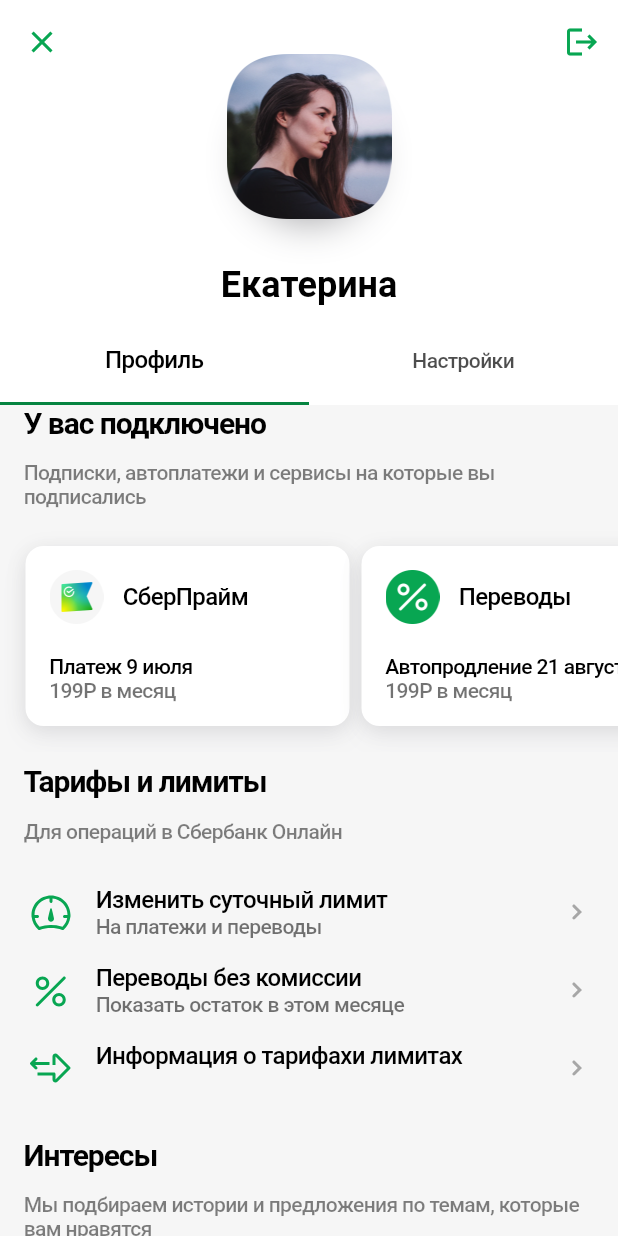
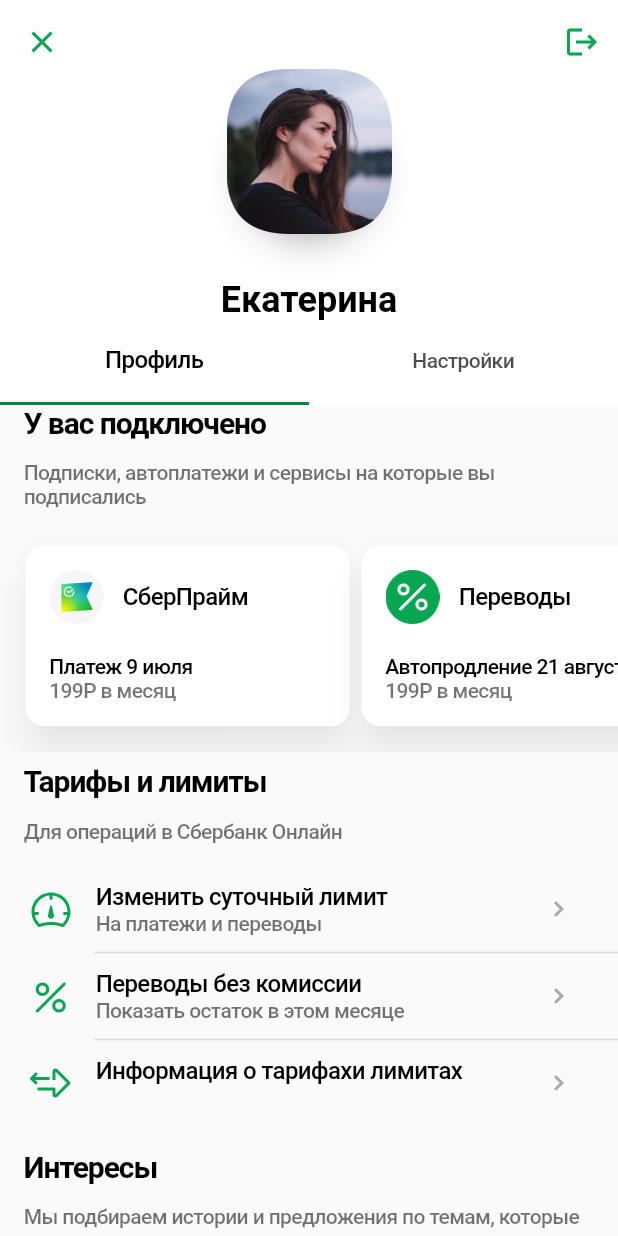
Before and after one commit to DeVoytinc/Sberbank_lab, a Flutter app: the screen it shows after launch, on a phone screen of 412 x 824 dp. Run offline on Flutter 3.47's test engine with Material 2 defaults, Android fonts, the phone set to English and light mode, and no system bars; our stand-ins replace flutter_svg.

Commit message:
Recent changes

```diff
--- a/lib/sceens/mainscreen.dart
+++ b/lib/sceens/mainscreen.dart
@@ -2,7 +2,6 @@
 import 'package:sberbank_lab/sceens/profile.dart';
 
 import '../widgets/appbar.dart';
-import '../widgets/section_header.dart';
 import 'settings.dart';
 
 class MainScreen extends StatefulWidget {
@@ -31,7 +30,7 @@
             tabController: _tabController,
           ),
           SliverFillRemaining(
-            child: TabBarView(controller: _tabController, children: [
+            child: TabBarView(controller: _tabController, children: const [
               ProfileScreen(),
               SettingsScreen(),
             ]),
--- a/lib/sceens/profile.dart
+++ b/lib/sceens/profile.dart
@@ -1,5 +1,6 @@
 import 'package:flutter/material.dart';
 import '../models/ModelsData.dart';
+import '../widgets/horizontal_list.dart';
 import '../widgets/horizontal_list_item.dart';
 import '../widgets/section_header.dart';
 import '../widgets/tags_block.dart';
@@ -10,60 +11,49 @@
 
   @override
   Widget build(BuildContext context) {
-    return Container(
-      color: const Color.fromARGB(221, 245, 245, 245),
-      child: ListView(
-        physics: NeverScrollableScrollPhysics(),
-        //crossAxisAlignment: CrossAxisAlignment.start,
+    return ListView(
+      physics: const NeverScrollableScrollPhysics(),
       children: [
-          SectionHeader(
+        const SectionHeader(
             title: 'У вас подключено',
             paragraph:
                 'Подписки, автоплатежи и сервисы на которые вы подписались'),
-          Container(
-            width: double.infinity,
-            padding: const EdgeInsets.symmetric(vertical: 8),
-            height: 170,
-            child: ListView.builder(
-              padding: EdgeInsets.all(17),
-              scrollDirection: Axis.horizontal,
-              itemCount: ModelsData.subscriptions.length,
-              itemBuilder: (context, index) {
-                return HorizontalListItem(
-                    subscription: ModelsData.subscriptions[index]);
-              },
-            ),
-          ),
-          SectionHeader(
+        const HorizontalList(),
+        const SectionHeader(
           title: 'Тарифы и лимиты',
           paragraph: 'Для операций в Сбербанк Онлайн',
         ),
-          SizedBox(
+        const SizedBox(
           height: 20,
         ),
-          ListView.builder(
+        ListView.separated(
           shrinkWrap: true,
-            physics: NeverScrollableScrollPhysics(),
+          physics: const NeverScrollableScrollPhysics(),
           itemCount: ModelsData.tariffsAndLimitsList.length,
           itemBuilder: (context, index) {
             return TariffsAndLimitsItem(
                 data: ModelsData.tariffsAndLimitsList[index]);
           },
+          separatorBuilder: (BuildContext context, int index) {
+            return const Divider(height: 10, thickness: 1, indent: 63,);
+          },
         ),
-          SizedBox(
+        const SizedBox(
           height: 20,
         ),
-          SectionHeader(
+        const SectionHeader(
           title: 'Интересы',
           paragraph:
               'Мы подбираем истории и предложения по темам, которые вам нравятся',
         ),
-          Padding(
+        const SizedBox(
+          height: 10,
+        ),
+        const Padding(
           padding: const EdgeInsets.symmetric(horizontal: 16.0),
           child: TagsBlock(),
         ),
       ],
-      ),
     );
   }
 }
--- a/lib/sceens/settings.dart
+++ b/lib/sceens/settings.dart
@@ -5,8 +5,6 @@
 
   @override
   Widget build(BuildContext context) {
-    return Container(
-        color: const Color.fromARGB(221, 245, 245, 245),
-        child: Center(child: const CircularProgressIndicator()));
+    return const Center(child: CircularProgressIndicator());
   }
 }
--- a/lib/themes/colors.dart
+++ b/lib/themes/colors.dart
@@ -1,7 +1,12 @@
 import 'package:flutter/material.dart';
 
 class MyColors {
-  static const Color backgroundColor = Colors.white;
+  static const Color appbarBackgroundColor = Colors.white;
+  static const Color backgroundColor = Color(0xFFFAFAFA);
   static const Color tabBarIndicator = Color.fromARGB(255, 6, 132, 65);
-  static const Color primary = Color.fromARGB(255, 8, 166, 82,);
+  static const Color primary = Color.fromARGB(255, 8, 166, 82);
+
+  //Text
+  static const Color TextTitleColor = Colors.black;
+  static const Color TextSubtitleColor = Color(0x8C000000);
 }
--- a/lib/themes/theme.dart
+++ b/lib/themes/theme.dart
@@ -38,14 +38,7 @@
         ),
 
       ),
-      indicatorColor:  Color.fromARGB(255, 132, 6, 6),
     ),
-
-    bottomNavigationBarTheme: BottomNavigationBarThemeData(
-      backgroundColor: Colors.blue,
-      selectedItemColor: Colors.white,
-      unselectedItemColor: Colors.white60,
-    )
   );
 
 }
--- a/lib/widgets/appbar.dart
+++ b/lib/widgets/appbar.dart
@@ -10,7 +10,7 @@
   @override
   Widget build(BuildContext context) {
     return SliverAppBar(
-      elevation: 1,
+      elevation: 2,
       pinned: true,
       floating: false,
       expandedHeight: 270,
@@ -84,7 +84,7 @@
                   ),
                 ),
                 const SizedBox(
-                  height: 30,
+                  height: 10,
                 ),
               ]),
         ),
--- /dev/null
+++ b/lib/widgets/horizontal_list.dart
@@ -0,0 +1,26 @@
+import 'package:flutter/material.dart';
+
+import '../models/ModelsData.dart';
+import 'horizontal_list_item.dart';
+
+class HorizontalList extends StatelessWidget {
+  const HorizontalList({super.key});
+
+  @override
+  Widget build(BuildContext context) {
+    return Container(
+      width: double.infinity,
+      padding: const EdgeInsets.symmetric(vertical: 8),
+      height: 170,
+      child: ListView.builder(
+        padding: EdgeInsets.all(17),
+        scrollDirection: Axis.horizontal,
+        itemCount: ModelsData.subscriptions.length,
+        itemBuilder: (context, index) {
+          return HorizontalListItem(
+              subscription: ModelsData.subscriptions[index]);
+        },
+      ),
+    );
+  }
+}
--- a/lib/widgets/horizontal_list_item.dart
+++ b/lib/widgets/horizontal_list_item.dart
@@ -1,56 +1,45 @@
 import 'package:flutter/material.dart';
 import 'package:sberbank_lab/models/SubscriptionModel.dart';
+import 'package:sberbank_lab/themes/colors.dart';
 
 class HorizontalListItem extends StatelessWidget {
-  const HorizontalListItem({super.key,required this.subscription});
+  const HorizontalListItem({super.key, required this.subscription});
 
   final Subscription subscription;
 
   @override
   Widget build(BuildContext context) {
-    return Container(
-      width: 216,
-      height: 130,
-      margin: EdgeInsets.only(right: 8),
-      clipBehavior: Clip.antiAlias,
-      decoration: ShapeDecoration(
-        color: Colors.white,
-        shape: RoundedRectangleBorder(
-          borderRadius: BorderRadius.circular(12),
+    return Padding(
+      padding: const EdgeInsets.only(right: 8.0),
+      child: ElevatedButton(
+        style: ElevatedButton.styleFrom(
+          elevation: 10,
+          fixedSize: const Size(216, 130),
+          backgroundColor: Colors.white,
+          foregroundColor: Colors.black,
+          shadowColor: Colors.black.withAlpha(90),
+          shape: RoundedRectangleBorder(borderRadius: BorderRadius.circular(12))
         ),
-        shadows: const [
-          BoxShadow(
-            color: Color(0x114F4F6C),
-            blurRadius: 14,
-            offset: Offset(0, 8),
-            spreadRadius: 0,
-          ),
-          BoxShadow(
-            color: Color(0x14000000),
-            blurRadius: 10,
-            offset: Offset(0, 2),
-            spreadRadius: 0,
-          )
-        ],
-      ),
+        onPressed: () {
+
+        },
         child: Padding(
-        padding: const EdgeInsets.symmetric(horizontal: 16, vertical: 16),
+          padding: const EdgeInsets.symmetric(horizontal: 0, vertical: 16),
           child: Column(crossAxisAlignment: CrossAxisAlignment.start, children: [
             Row(
               children: [
-
                 Image.asset(
                   subscription.imageName,
                   width: 36,
                   height: 36,
                 ),
-              SizedBox(
+                const SizedBox(
                   width: 13,
                 ),
                 Text(
                   subscription.title,
                   style: const TextStyle(
-                  color: Colors.black,
+                    color: MyColors.TextTitleColor,
                     fontSize: 16,
                     fontWeight: FontWeight.w500,
                     letterSpacing: -0.40,
@@ -61,8 +50,8 @@
             Expanded(child: Container()),
             Text(
               subscription.subtitle,
-            style: TextStyle(
-              color: Colors.black,
+              style: const TextStyle(
+                color: MyColors.TextTitleColor,
                 fontSize: 14,
                 fontWeight: FontWeight.w500,
                 letterSpacing: -0.41,
@@ -70,8 +59,8 @@
             ),
             Text(
               subscription.money,
-            style: TextStyle(
-              color: Colors.black.withOpacity(0.550000011920929),
+              style: const TextStyle(
+                color: MyColors.TextSubtitleColor,
                 fontSize: 14,
                 fontWeight: FontWeight.w500,
                 letterSpacing: -0.41,
@@ -79,6 +68,7 @@
             )
           ]),
         ),
+      ),
     );
   }
 }
--- a/lib/widgets/section_header.dart
+++ b/lib/widgets/section_header.dart
@@ -1,4 +1,6 @@
 import 'package:flutter/material.dart';
+
+import '../Themes/colors.dart';
 
 class SectionHeader extends StatelessWidget {
   const SectionHeader(
@@ -16,20 +18,20 @@
         children: [
           Text(
             title,
-            style: TextStyle(
-              color: Colors.black,
+            style: const TextStyle(
+              color: MyColors.TextTitleColor,
               fontSize: 20,
               fontWeight: FontWeight.w700,
               //height: 0.06,
               letterSpacing: -0.70,
             ),
           ),
-          SizedBox(
+          const SizedBox(
             height: 14,
           ),
           Text(paragraph,
-              style: TextStyle(
-                color: Colors.black.withOpacity(0.5),
+              style: const TextStyle(
+                color: MyColors.TextSubtitleColor,
                 fontSize: 14,
                 fontWeight: FontWeight.w500,
                 //height: 0.09,
--- a/lib/widgets/tariffs_and_limits_item.dart
+++ b/lib/widgets/tariffs_and_limits_item.dart
@@ -8,7 +8,7 @@
   const TariffsAndLimitsItem({
     super.key,
     required this.data,
-    });
+  });
 
   final TariffsAndLimitsItemModel data;
 
@@ -16,8 +16,13 @@
   Widget build(BuildContext context) {
     return Padding(
       padding: const EdgeInsets.symmetric(horizontal: 16),
-      child: Padding(
-        padding: const EdgeInsets.symmetric(vertical: 8.0),
+      child: GestureDetector(
+        onTap: () {
+          ScaffoldMessenger.of(context).showSnackBar(SnackBar(
+            content: Text(data.title),
+            showCloseIcon: true,
+          ));
+        },
         child: Row(
           children: [
             SvgPicture.asset(
@@ -26,7 +31,7 @@
               height: 36,
               color: MyColors.primary,
             ),
-            SizedBox(
+            const SizedBox(
               width: 12,
             ),
             Column(
@@ -34,8 +39,8 @@
               children: [
                 Text(
                   data.title,
-                  style: TextStyle(
-                    color: Colors.black,
+                  style: const TextStyle(
+                    color: MyColors.TextTitleColor,
                     fontSize: 16,
                     fontWeight: FontWeight.w500,
                     letterSpacing: -0.40,
@@ -43,8 +48,8 @@
                 ),
                 Text(
                   data.subtitle,
-                  style: TextStyle(
-                    color: Colors.black.withOpacity(0.550000011920929),
+                  style: const TextStyle(
+                    color: MyColors.TextSubtitleColor,
                     fontSize: 14,
                     fontWeight: FontWeight.w500,
                     letterSpacing: -0.41,
@@ -53,7 +58,15 @@
               ],
             ),
             Spacer(),
-            SvgPicture.asset('lib/images/arrow_right.svg'),
+            IconButton(
+              onPressed: () {
+                ScaffoldMessenger.of(context).showSnackBar(SnackBar(
+                  content: Text(data.title),
+                  showCloseIcon: true,
+                ));
+              },
+              icon: SvgPicture.asset('lib/images/arrow_right.svg'),
+            ),
           ],
         ),
       ),
```
Lines whose indentation alone changed are shown as unchanged.
